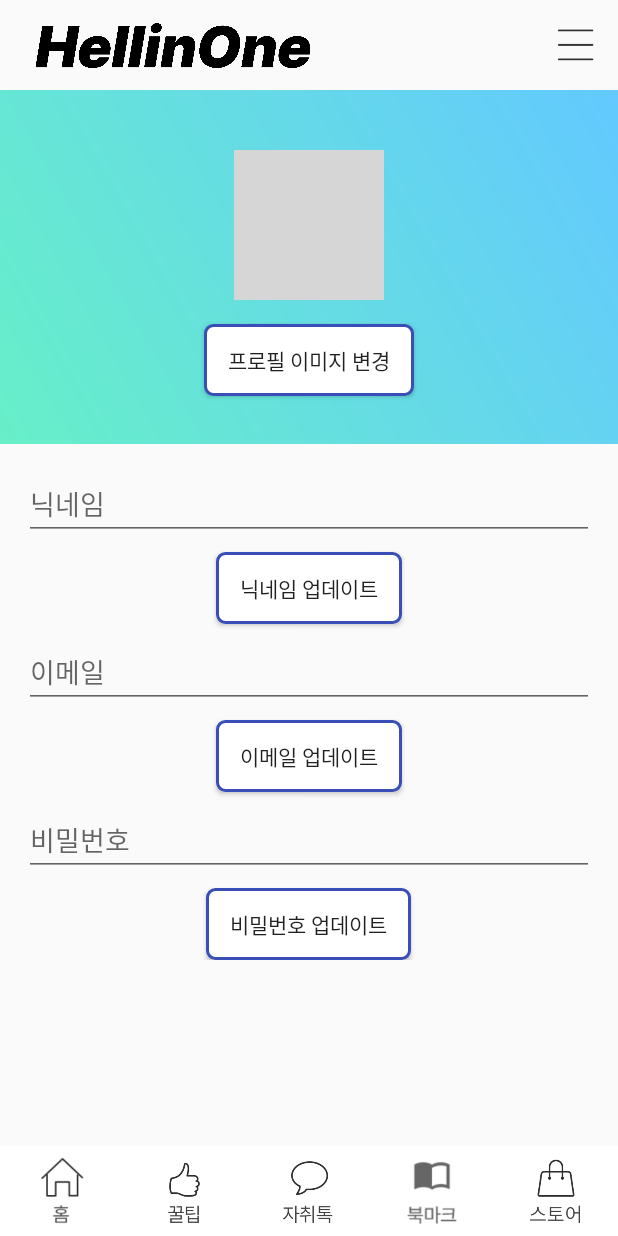
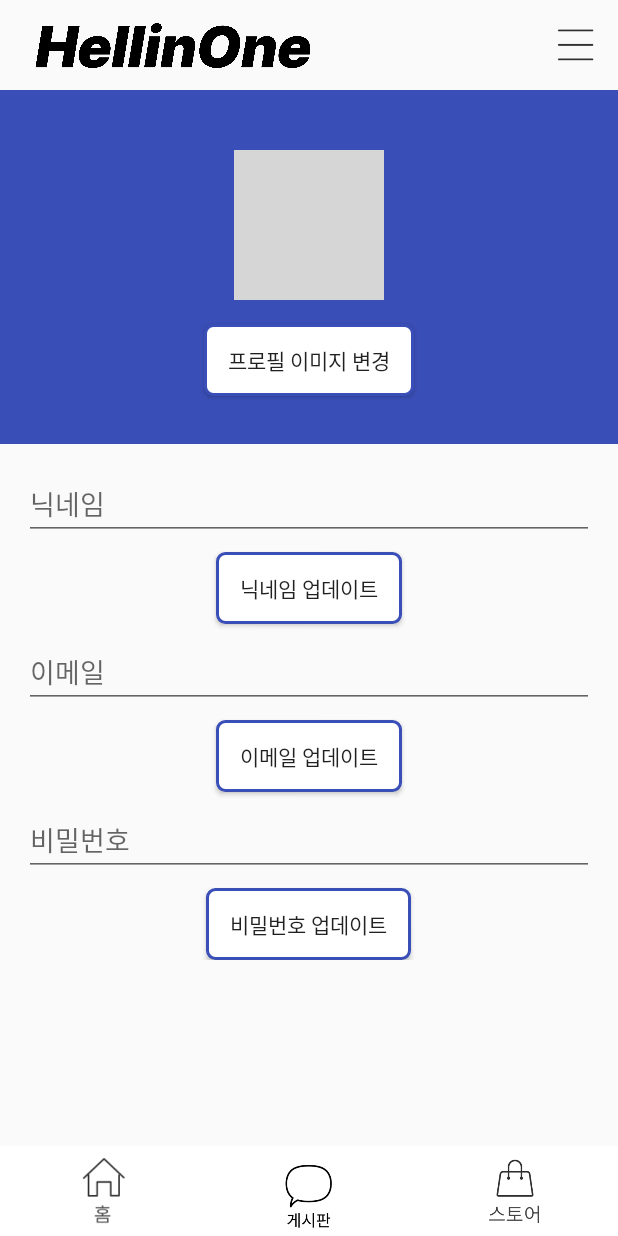
Before and after one commit to wjdtkdgns777/HealthInOne, an Android app: the StoreFragment screen opened through its navigation route, on a phone screen of 412 x 824 dp. Run offline under Robolectric (Android 15) with nearby library versions, the phone set to English and light mode, and no system bars; our stand-ins replace Firebase (no records; nobody signed in at launch, a user with empty details on screens opened directly), data binding; pictures from the network do not load; grey boxes are pictures that could not be loaded.

Commit message:
no message

```diff
--- a/app/build.gradle
+++ b/app/build.gradle
@@ -73,5 +73,7 @@
 
     implementation 'com.firebaseui:firebase-ui-storage:7.2.0'
 
+    implementation 'com.github.kizitonwose:CalendarView:1.0.4'
+
 
 }
--- a/app/src/main/java/com/example/mysolelife/board/BoardInsideActivity.kt
+++ b/app/src/main/java/com/example/mysolelife/board/BoardInsideActivity.kt
@@ -170,6 +170,7 @@
                     binding.textArea.text = dataModel!!.content
                     binding.timeArea.text = dataModel!!.time
 
+
                     val myUid = FBAuth.getUid()
                     val writeUid = dataModel.uid
 
--- a/app/src/main/java/com/example/mysolelife/board/BoardListLVAdapter.kt
+++ b/app/src/main/java/com/example/mysolelife/board/BoardListLVAdapter.kt
@@ -20,9 +20,11 @@
         return boardList[position]
     }
 
+
     override fun getItemId(position:  Int): Long {
         return position.toLong()
     }
+
 
     override fun getView(position: Int, convertView: View?, parent : ViewGroup?): View {
 
@@ -37,6 +39,7 @@
         val title = view?.findViewById<TextView>(R.id.titleArea)
         val content = view?.findViewById<TextView>(R.id.contentArea)
         val time = view?.findViewById<TextView>(R.id.timeArea)
+        val userName = view?.findViewById<TextView>(R.id.userName)
 
 
         //게시글 누구인지 색으로 표시
@@ -47,6 +50,7 @@
         title!!.text = boardList[position].title
         content!!.text = boardList[position].content
         time!!.text = boardList[position].time
+        userName!!.text = boardList[position].email
 
 
         return view!!
--- a/app/src/main/java/com/example/mysolelife/board/BoardModel.kt
+++ b/app/src/main/java/com/example/mysolelife/board/BoardModel.kt
@@ -4,5 +4,6 @@
     val title : String="",
     val content : String="",
     val uid : String="",
-    val time : String=""
+    val time : String="",
+    val email : String=""
         )
--- a/app/src/main/java/com/example/mysolelife/fragments/BookmarkFragment.kt
+++ b/app/src/main/java/com/example/mysolelife/fragments/BookmarkFragment.kt
@@ -34,9 +34,9 @@
             it.findNavController().navigate(R.id.action_bookmarkFragment_to_talkFragment)
         }
 
-        binding.tipTab.setOnClickListener{
-            it.findNavController().navigate(R.id.action_bookmarkFragment_to_tipFragment)
-        }
+//        binding.tipTab.setOnClickListener{
+//            it.findNavController().navigate(R.id.action_bookmarkFragment_to_tipFragment)
+//        }
 
         binding.storeTab.setOnClickListener{
             it.findNavController().navigate(R.id.action_bookmarkFragment_to_storeFragment)
--- a/app/src/main/java/com/example/mysolelife/fragments/StoreFragment.kt
+++ b/app/src/main/java/com/example/mysolelife/fragments/StoreFragment.kt
@@ -22,7 +22,7 @@
 import com.google.firebase.auth.ktx.userProfileChangeRequest
 import com.google.firebase.ktx.Firebase
 import com.google.firebase.storage.ktx.storage
-import com.yalantis.ucrop.UCrop
+//import com.yalantis.ucrop.UCrop
 import java.io.File
 
 import java.util.*
@@ -112,62 +112,62 @@
             it.findNavController().navigate(R.id.action_storeFragment_to_talkFragment)
         }
 
-        binding.bookmarkTab.setOnClickListener {
-            it.findNavController().navigate(R.id.action_storeFragment_to_bookmarkFragment)
-        }
-
-        binding.tipTab.setOnClickListener {
-            it.findNavController().navigate(R.id.action_storeFragment_to_tipFragment)
-        }
+//        binding.bookmarkTab.setOnClickListener {
+//            it.findNavController().navigate(R.id.action_storeFragment_to_bookmarkFragment)
+//        }
+//
+//        binding.tipTab.setOnClickListener {
+//            it.findNavController().navigate(R.id.action_storeFragment_to_tipFragment)
+//        }
 
         return binding.root
     }
 
-    override fun onActivityResult(requestCode: Int, resultCode: Int, data: Intent?) {
-        super.onActivityResult(requestCode, resultCode, data)
-
-        if (requestCode == GALLERY_REQUEST_CODE && resultCode == Activity.RESULT_OK && data?.data != null) {
-            val selectedImageUri = data.data
-
-            val destinationUri = Uri.fromFile(File(context?.cacheDir, "cropped"))
-
-            val options = UCrop.Options()
-            options.setCircleDimmedLayer(true)
-
-            if (isAdded) {
-                UCrop.of(selectedImageUri!!, destinationUri)
-                    .withOptions(options)
-                    .start(context ?: return, this, UCROP_REQUEST_CODE)
-            }
-
-
-        } else if (requestCode == UCROP_REQUEST_CODE && resultCode == Activity.RESULT_OK && data != null) {
-            val resultUri = UCrop.getOutput(data)
-
-            if (resultUri != null) {
-                val user = Firebase.auth.currentUser
-                val uid = user?.uid
-
-                val storageReference = Firebase.storage.reference.child("userProfiles/$uid")
-
-                storageReference.putFile(resultUri)
-                    .addOnSuccessListener {
-                        storageReference.downloadUrl.addOnSuccessListener { uri ->
-                            val profileUpdates = userProfileChangeRequest {
-                                photoUri = uri
-                            }
-
-                            user!!.updateProfile(profileUpdates)
-                                .addOnCompleteListener { task ->
-                                    if (task.isSuccessful) {
-                                        Glide.with(this)
-                                            .load(uri)
-                                            .into(binding.userImage)
-                                    }
-                                }
-                        }
-                    }
-            }
-        }
-    }
+//    override fun onActivityResult(requestCode: Int, resultCode: Int, data: Intent?) {
+//        super.onActivityResult(requestCode, resultCode, data)
+//
+//        if (requestCode == GALLERY_REQUEST_CODE && resultCode == Activity.RESULT_OK && data?.data != null) {
+//            val selectedImageUri = data.data
+//
+//            val destinationUri = Uri.fromFile(File(context?.cacheDir, "cropped"))
+//
+//            val options = UCrop.Options()
+//            options.setCircleDimmedLayer(true)
+//
+//            if (isAdded) {
+//                UCrop.of(selectedImageUri!!, destinationUri)
+//                    .withOptions(options)
+//                    .start(context ?: return, this, UCROP_REQUEST_CODE)
+//            }
+//
+//
+//        } else if (requestCode == UCROP_REQUEST_CODE && resultCode == Activity.RESULT_OK && data != null) {
+//            val resultUri = UCrop.getOutput(data)
+//
+//            if (resultUri != null) {
+//                val user = Firebase.auth.currentUser
+//                val uid = user?.uid
+//
+//                val storageReference = Firebase.storage.reference.child("userProfiles/$uid")
+//
+//                storageReference.putFile(resultUri)
+//                    .addOnSuccessListener {
+//                        storageReference.downloadUrl.addOnSuccessListener { uri ->
+//                            val profileUpdates = userProfileChangeRequest {
+//                                photoUri = uri
+//                            }
+//
+//                            user!!.updateProfile(profileUpdates)
+//                                .addOnCompleteListener { task ->
+//                                    if (task.isSuccessful) {
+//                                        Glide.with(this)
+//                                            .load(uri)
+//                                            .into(binding.userImage)
+//                                    }
+//                                }
+//                        }
+//                    }
+//            }
+//        }
+//    }
 }
--- a/app/src/main/java/com/example/mysolelife/fragments/TipFragment.kt
+++ b/app/src/main/java/com/example/mysolelife/fragments/TipFragment.kt
@@ -42,9 +42,9 @@
             it.findNavController().navigate(R.id.action_tipFragment_to_talkFragment)
         }
 
-        binding.bookmarkTab.setOnClickListener{
-            it.findNavController().navigate(R.id.action_tipFragment_to_bookmarkFragment)
-        }
+//        binding.bookmarkTab.setOnClickListener{
+//            it.findNavController().navigate(R.id.action_tipFragment_to_bookmarkFragment)
+//        }
 
         binding.storeTab.setOnClickListener{
             it.findNavController().navigate(R.id.action_tipFragment_to_storeFragment)
--- a/app/src/main/java/com/example/mysolelife/utils/FBAuth.kt
+++ b/app/src/main/java/com/example/mysolelife/utils/FBAuth.kt
@@ -16,6 +16,12 @@
 
             return auth.currentUser?.uid.toString()
         }
+        fun getEmail() : String{
+
+            auth = FirebaseAuth.getInstance()
+
+            return auth.currentUser?.email.toString()
+        }
 
         fun getTime(): String{
 
--- a/app/src/main/res/layout/fragment_home.xml
+++ b/app/src/main/res/layout/fragment_home.xml
@@ -11,6 +11,8 @@
         <androidx.constraintlayout.widget.ConstraintLayout
             android:layout_width="match_parent"
             android:layout_height="match_parent">
+
+
 
             <Button
                 android:id="@+id/chatButton"
--- a/app/src/main/res/layout/fragment_store.xml
+++ b/app/src/main/res/layout/fragment_store.xml
@@ -16,7 +16,7 @@
                 android:id="@+id/linearLayout1"
                 android:layout_width="match_parent"
                 android:layout_height="wrap_content"
-                android:background="@drawable/grad"
+                android:background="@color/mainColor"
                 android:orientation="vertical"
                 app:layout_constraintTop_toTopOf="parent">
 
@@ -134,26 +134,16 @@
                     android:layout_weight="1"
                     android:src="@drawable/bottom_hometap" />
 
-                <ImageView
-                    android:id="@+id/tipTab"
-                    android:layout_width="0dp"
-                    android:layout_height="wrap_content"
-                    android:layout_weight="1"
-                    android:src="@drawable/bottom_goodtip" />
+
 
                 <ImageView
                     android:id="@+id/talkTab"
                     android:layout_width="0dp"
                     android:layout_height="wrap_content"
                     android:layout_weight="1"
-                    android:src="@drawable/bottom_talk" />
+                    android:src="@drawable/bottom_boardtap" />
 
-                <ImageView
-                    android:id="@+id/bookmarkTab"
-                    android:layout_width="0dp"
-                    android:layout_height="wrap_content"
-                    android:layout_weight="1"
-                    android:src="@drawable/bottom_bookmark" />
+
 
                 <ImageView
                     android:id="@+id/storeTab"
```
Also changed, not shown: app/src/main/java/com/example/mysolelife/fragments/TalkFragment.kt (+7 -7 lines), app/src/main/res/layout/board_list_item.xml (+32 -15 lines), app/src/main/res/layout/fragment_bookmark.xml (+3 -13 lines), app/src/main/res/layout/fragment_talk.xml (+3 -13 lines), app/src/main/res/layout/fragment_tip.xml (+3 -13 lines).
